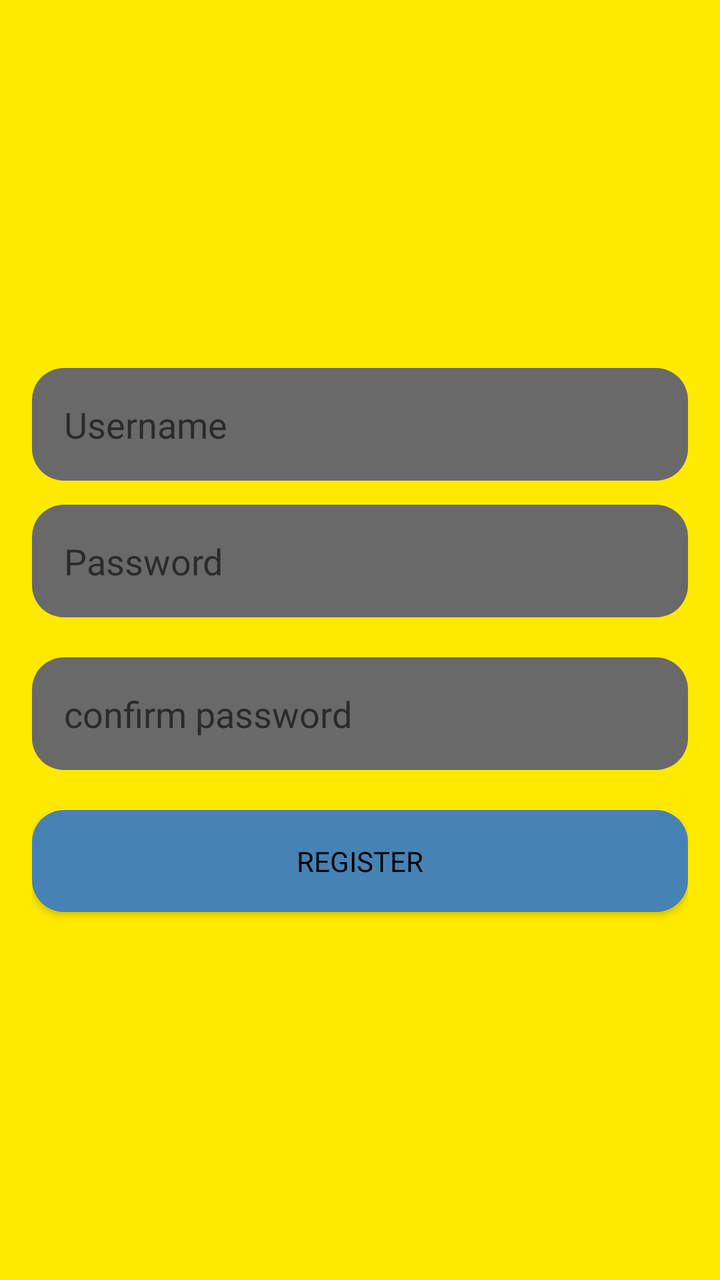
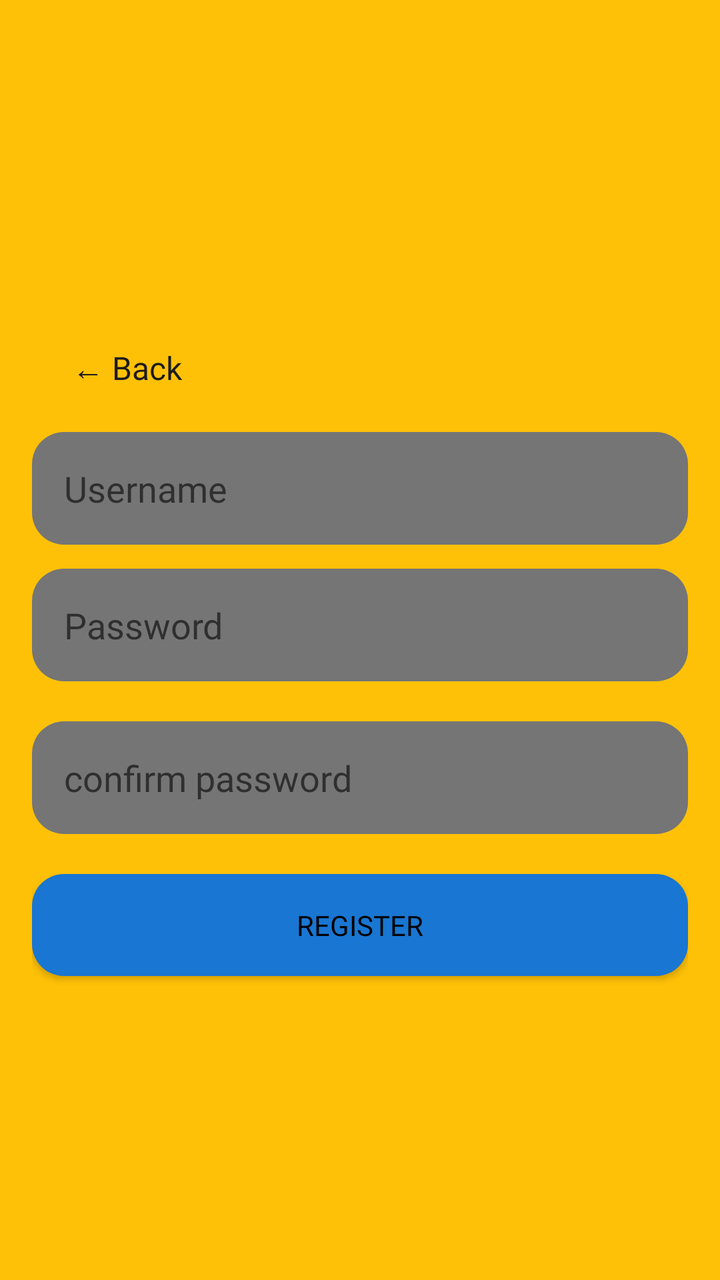

Before-and-after screenshots of an Android layout around one commit, followed by the original layout XML and the change that was made.
<!-- AndroidManifest.xml: application theme Theme.AppCompat.Light.DarkActionBar -->
<!-- res/layout/activity_register.xml -->
<LinearLayout xmlns:android="http://schemas.android.com/apk/res/android"
    android:orientation="vertical"
    android:layout_width="match_parent"
    android:layout_height="match_parent"
    android:padding="16dp"
    android:gravity="center"
    android:background="@color/vibrant_yellow">

    
    <EditText
        android:id="@+id/usernameInput"
        android:layout_width="match_parent"
        android:layout_height="wrap_content"
        android:hint="Username"
        android:inputType="text"
        android:textColor="@color/white"
        android:background="@drawable/rounded_input"
        android:padding="16dp"
        android:layout_marginBottom="12dp"
        android:fontFamily="@font/cool_font2" />

    
    <EditText
        android:id="@+id/passwordInput"
        android:layout_width="match_parent"
        android:layout_height="wrap_content"
        android:hint="Password"
        android:inputType="textPassword"
        android:textColor="@color/white"

        android:background="@drawable/rounded_input"
        android:padding="16dp"
        android:layout_marginBottom="20dp"
        android:fontFamily="@font/cool_font2" />

    <EditText
        android:id="@+id/confirmPasswordInput"
        android:layout_width="match_parent"
        android:layout_height="wrap_content"
        android:hint="confirm password"
        android:inputType="textPassword"
        android:textColor="@color/white"

        android:background="@drawable/rounded_input"
        android:padding="16dp"
        android:layout_marginBottom="20dp"
        android:fontFamily="@font/cool_font2" />


    
    <Button
        android:id="@+id/registerButton"
        android:layout_width="match_parent"
        android:layout_height="wrap_content"
        android:text="Register"
        android:background="@drawable/rounded_button"
        android:textColor="@color/black"
        android:padding="16dp"
        android:fontFamily="@font/cool_font2" />
</LinearLayout>
<!-- resources referenced by this layout -->
<resources>
  <color name="black">#FF000000</color>
  <color name="vibrant_yellow">#FFFFEA00</color>
  <color name="white">#FFFFFFFF</color>
  <!-- drawable rounded_button (drawable) -->
  <shape xmlns:android="http://schemas.android.com/apk/res/android">
      <solid android:color="@color/ocean_blue" />
      <corners android:radius="16dp" />
  </shape>
  <!-- drawable rounded_input (drawable) -->
  <shape xmlns:android="http://schemas.android.com/apk/res/android">
      <solid android:color="@color/dim_gray" />
      <corners android:radius="16dp" />
  </shape>
  <color name="ocean_blue">#FF4682B4</color>
  <color name="dim_gray">#FF696969</color>
</resources>

<!-- the commit's change to res/layout/activity_register.xml (unified diff, before → after) -->
@@ -1,3 +1,4 @@
+<?xml version="1.0" encoding="utf-8"?>
 <LinearLayout xmlns:android="http://schemas.android.com/apk/res/android"
     android:orientation="vertical"
     android:layout_width="match_parent"
@@ -5,6 +6,15 @@
     android:padding="16dp"
     android:gravity="center"
     android:background="@color/vibrant_yellow">
+
+    <Button
+        android:id="@+id/backButton"
+        style="@style/BackButton"
+        android:layout_width="wrap_content"
+        android:layout_height="wrap_content"
+        android:layout_gravity="start"
+        android:text="← Back"
+        android:layout_marginBottom="16dp" />
 
     
     <EditText
<!-- resource entries referenced after the edit -->
@@ -1,7 +1,7 @@
 <!-- resources referenced by this layout -->
 <resources>
   <color name="black">#FF000000</color>
-  <color name="vibrant_yellow">#FFFFEA00</color>
+  <color name="vibrant_yellow">@color/warning</color>
   <color name="white">#FFFFFFFF</color>
   <!-- drawable rounded_button (drawable) -->
   <shape xmlns:android="http://schemas.android.com/apk/res/android">
@@ -13,7 +13,22 @@
       <solid android:color="@color/dim_gray" />
       <corners android:radius="16dp" />
   </shape>
-  <color name="ocean_blue">#FF4682B4</color>
-  <color name="dim_gray">#FF696969</color>
+  <style name="BackButton" parent="Widget.Material3.Button.IconButton">
+          <item name="android:layout_width">wrap_content</item>
+          <item name="android:layout_height">wrap_content</item>
+          <item name="android:textColor">@color/text_primary</item>
+          <item name="android:textSize">16sp</item>
+          <item name="android:padding">12dp</item>
+          <item name="android:layout_margin">8dp</item>
+          <item name="android:fontFamily">@font/cool_font2</item>
+          <item name="android:elevation">4dp</item>
+          <item name="android:drawablePadding">8dp</item>
+          <item name="iconTint">@color/primary</item>
+      </style>
+  <color name="warning">#FFFFC107</color>
+  <color name="ocean_blue">#FF1976D2</color>
+  <color name="dim_gray">#FF757575</color>
+  <color name="text_primary">#FF1C1B1F</color>
+  <color name="primary">#FF6750A4</color>
 </resources>
 
